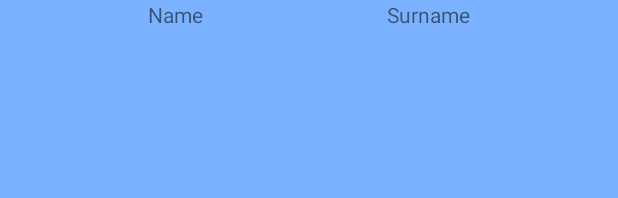
After one commit to lmarzocchetti/pbwallet, an Android app: the layout activity_homepanel.xml on its own in the app's theme, with its tools: preview values and no code run, on a phone screen of 412 x 824 dp. The commit adds this screen. Shown: the top 198 px of the screen. Run offline under Robolectric (Android 15) with nearby library versions, the phone set to English and light mode, and no system bars.

Commit message:
capito come cambiare attivita

```diff
--- a/app/src/main/AndroidManifest.xml
+++ b/app/src/main/AndroidManifest.xml
@@ -17,6 +17,7 @@
             </intent-filter>
         </activity>
         <activity android:name=".LoginPanel" />
+        <activity android:name=".HomePanel" />
     </application>
 
 </manifest>
--- a/app/src/main/java/com/example/pbwallet/MainActivity.java
+++ b/app/src/main/java/com/example/pbwallet/MainActivity.java
@@ -2,6 +2,7 @@ package com.example.pbwallet;
 
 import androidx.appcompat.app.AppCompatActivity;
 
+import android.content.Intent;
 import android.os.Bundle;
 
 public class MainActivity extends AppCompatActivity {
@@ -9,6 +10,7 @@ public class MainActivity extends AppCompatActivity {
     @Override
     protected void onCreate(Bundle savedInstanceState) {
         super.onCreate(savedInstanceState);
-        setContentView(R.layout.activity_loginpanel);
+        Intent loginpage = new Intent(MainActivity.this,LoginPanel.class);
+        startActivity(loginpage);
     }
 }
--- /dev/null
+++ b/app/src/main/res/layout/activity_homepanel.xml
@@ -0,0 +1,31 @@
+<?xml version="1.0" encoding="utf-8"?>
+<androidx.constraintlayout.widget.ConstraintLayout xmlns:android="http://schemas.android.com/apk/res/android"
+    xmlns:app="http://schemas.android.com/apk/res-auto"
+    xmlns:tools="http://schemas.android.com/tools"
+    android:layout_width="match_parent"
+    android:layout_height="match_parent"
+    android:background="@color/celeste">
+
+
+    <TextView
+        android:id="@+id/textView5"
+        android:layout_width="wrap_content"
+        android:layout_height="wrap_content"
+        android:layout_marginStart="24dp"
+        android:text="Surname"
+        app:layout_constraintEnd_toEndOf="parent"
+        app:layout_constraintHorizontal_bias="0.5"
+        app:layout_constraintStart_toEndOf="@+id/textView4"
+        tools:layout_editor_absoluteY="29dp" />
+
+    <TextView
+        android:id="@+id/textView4"
+        android:layout_width="wrap_content"
+        android:layout_height="wrap_content"
+        android:text="Name"
+        app:layout_constraintEnd_toStartOf="@+id/textView5"
+        app:layout_constraintHorizontal_bias="0.5"
+        app:layout_constraintStart_toStartOf="parent"
+        tools:layout_editor_absoluteY="29dp" />
+
+</androidx.constraintlayout.widget.ConstraintLayout>
```
Also changed, not shown: app/src/main/java/com/example/pbwallet/HomePanel.java (+13 -1 lines), app/src/main/java/com/example/pbwallet/LoginPanel.java (+9 -3 lines).
